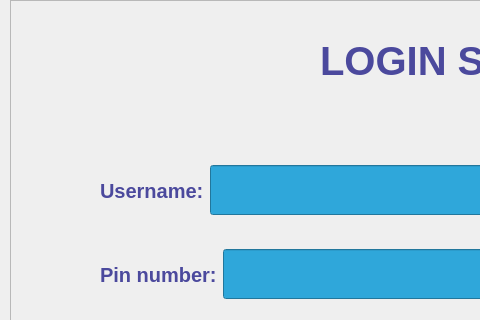
The window that view/login.ui (rawsashimi1604/1009_BankingSystem) describes before a commit, drawn with Qt 5; both pictures show x 0 to 480 and y 0 to 320 of the 954 by 500 pixel window.
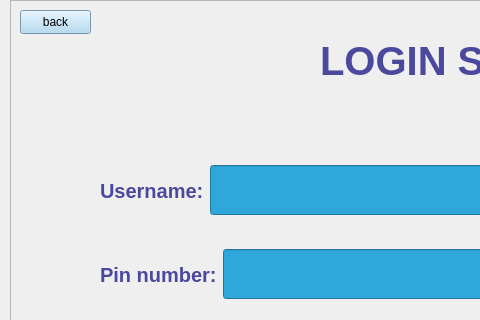
The same window after the commit.

```diff
--- a/view/login.ui
+++ b/view/login.ui
@@ -694,6 +694,23 @@
            <string>Login</string>
           </property>
          </widget>
+         <widget class="QPushButton" name="back">
+          <property name="geometry">
+           <rect>
+            <x>10</x>
+            <y>10</y>
+            <width>71</width>
+            <height>24</height>
+           </rect>
+          </property>
+          <property name="styleSheet">
+           <string notr="true">background-color: rgb(168, 212, 241);
+font: 700 9pt &quot;Segoe UI&quot;;</string>
+          </property>
+          <property name="text">
+           <string>back</string>
+          </property>
+         </widget>
         </widget>
        </item>
       </layout>
```
